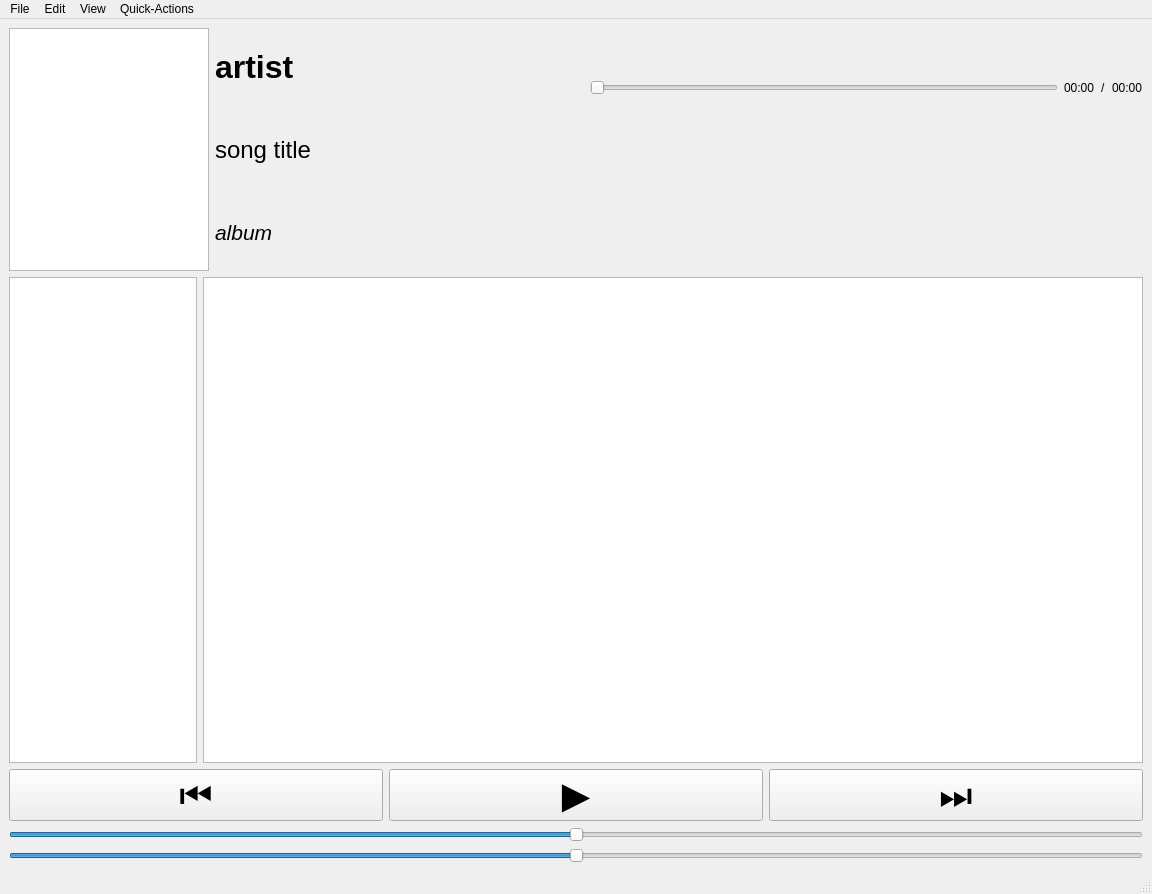
Old version of the form ui.ui in the repository billypom/musicpom.
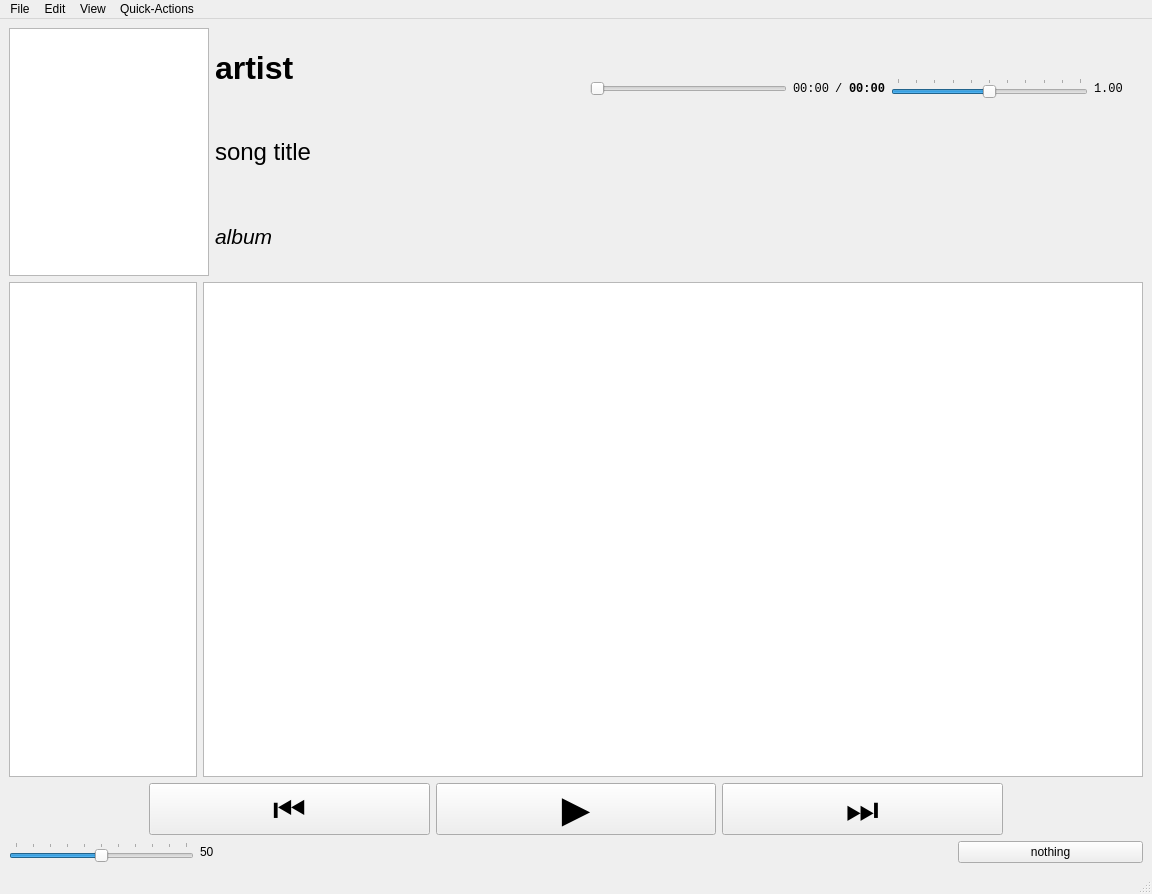
New version of the form. Custom widgets are drawn as their Qt base class.

The edit to the form file:
```diff
--- a/ui.ui
+++ b/ui.ui
@@ -17,7 +17,7 @@
    <string/>
   </property>
   <widget class="QWidget" name="centralwidget">
-   <layout class="QVBoxLayout" name="verticalLayout_3" stretch="20,0,0,0">
+   <layout class="QVBoxLayout" name="verticalLayout_3" stretch="20,0,0">
     <item>
      <layout class="QVBoxLayout" name="verticalLayout" stretch="1,2">
       <property name="spacing">
@@ -126,7 +126,7 @@
         <item>
          <layout class="QVBoxLayout" name="vLayoutPlaybackVisuals">
           <item>
-           <layout class="QHBoxLayout" name="horizontalLayout">
+           <layout class="QHBoxLayout" name="horizontalLayout" stretch="4,0,4,1">
             <item>
              <widget class="QSlider" name="playbackSlider">
               <property name="orientation">
@@ -135,23 +135,84 @@
              </widget>
             </item>
             <item>
-             <widget class="QLabel" name="startTimeLabel">
-              <property name="text">
-               <string>00:00</string>
-              </property>
-             </widget>
+             <layout class="QHBoxLayout" name="timeHorizontalLayout2">
+              <item>
+               <widget class="QLabel" name="startTimeLabel">
+                <property name="font">
+                 <font>
+                  <family>Monospace</family>
+                  <italic>false</italic>
+                 </font>
+                </property>
+                <property name="text">
+                 <string>00:00</string>
+                </property>
+               </widget>
+              </item>
+              <item>
+               <widget class="QLabel" name="slashLabel">
+                <property name="font">
+                 <font>
+                  <family>Monospace</family>
+                  <italic>false</italic>
+                 </font>
+                </property>
+                <property name="text">
+                 <string>/</string>
+                </property>
+               </widget>
+              </item>
+              <item>
+               <widget class="QLabel" name="endTimeLabel">
+                <property name="font">
+                 <font>
+                  <family>Monospace</family>
+                  <weight>75</weight>
+                  <italic>false</italic>
+                  <bold>true</bold>
+                 </font>
+                </property>
+                <property name="text">
+                 <string>00:00</string>
+                </property>
+               </widget>
+              </item>
+             </layout>
             </item>
             <item>
-             <widget class="QLabel" name="slashLabel">
-              <property name="text">
-               <string>/</string>
+             <widget class="QSlider" name="speedSlider">
+              <property name="minimum">
+               <number>0</number>
               </property>
+              <property name="maximum">
+               <number>100</number>
+              </property>
+              <property name="singleStep">
+               <number>1</number>
+              </property>
+              <property name="value">
+               <number>50</number>
+              </property>
+              <property name="orientation">
+               <enum>Qt::Horizontal</enum>
+              </property>
+              <property name="invertedAppearance">
+               <bool>false</bool>
+              </property>
+              <property name="tickPosition">
+               <enum>QSlider::TicksAbove</enum>
+              </property>
              </widget>
             </item>
             <item>
-             <widget class="QLabel" name="endTimeLabel">
+             <widget class="QLabel" name="speedLabel">
+              <property name="font">
+               <font>
+                <family>Monospace</family>
+               </font>
+              </property>
               <property name="text">
-               <string>00:00</string>
+               <string>1.00</string>
               </property>
              </widget>
             </item>
@@ -217,10 +278,23 @@
      </layout>
     </item>
     <item>
-     <layout class="QHBoxLayout" name="hLayoutControls">
+     <layout class="QHBoxLayout" name="hLayoutControls" stretch="1,2,2,2,1">
       <property name="spacing">
        <number>6</number>
       </property>
+      <item>
+       <spacer name="horizontalSpacer_2">
+        <property name="orientation">
+         <enum>Qt::Horizontal</enum>
+        </property>
+        <property name="sizeHint" stdset="0">
+         <size>
+          <width>40</width>
+          <height>20</height>
+         </size>
+        </property>
+       </spacer>
+      </item>
       <item>
        <widget class="QPushButton" name="previousButton">
         <property name="font">
@@ -257,10 +331,23 @@
         </property>
        </widget>
       </item>
+      <item>
+       <spacer name="horizontalSpacer_3">
+        <property name="orientation">
+         <enum>Qt::Horizontal</enum>
+        </property>
+        <property name="sizeHint" stdset="0">
+         <size>
+          <width>40</width>
+          <height>20</height>
+         </size>
+        </property>
+       </spacer>
+      </item>
      </layout>
     </item>
     <item>
-     <layout class="QHBoxLayout" name="hLayoutControls2">
+     <layout class="QHBoxLayout" name="hLayoutControls2" stretch="1,0,4,1">
       <property name="spacing">
        <number>6</number>
       </property>
@@ -275,34 +362,35 @@
         <property name="orientation">
          <enum>Qt::Horizontal</enum>
         </property>
-       </widget>
-      </item>
-     </layout>
-    </item>
-    <item>
-     <layout class="QHBoxLayout" name="hLayoutControls3">
-      <item>
-       <widget class="QSlider" name="speedSlider">
-        <property name="minimum">
-         <number>0</number>
-        </property>
-        <property name="maximum">
-         <number>100</number>
-        </property>
-        <property name="singleStep">
-         <number>1</number>
-        </property>
-        <property name="value">
-         <number>50</number>
-        </property>
-        <property name="orientation">
-         <enum>Qt::Horizontal</enum>
-        </property>
-        <property name="invertedAppearance">
-         <bool>false</bool>
-        </property>
         <property name="tickPosition">
-         <enum>QSlider::NoTicks</enum>
+         <enum>QSlider::TicksAbove</enum>
+        </property>
+       </widget>
+      </item>
+      <item>
+       <widget class="QLabel" name="volumeLabel">
+        <property name="text">
+         <string>50</string>
+        </property>
+       </widget>
+      </item>
+      <item>
+       <spacer name="horizontalSpacer">
+        <property name="orientation">
+         <enum>Qt::Horizontal</enum>
+        </property>
+        <property name="sizeHint" stdset="0">
+         <size>
+          <width>40</width>
+          <height>20</height>
+         </size>
+        </property>
+       </spacer>
+      </item>
+      <item>
+       <widget class="QPushButton" name="pushButton">
+        <property name="text">
+         <string>nothing</string>
         </property>
        </widget>
       </item>
```
